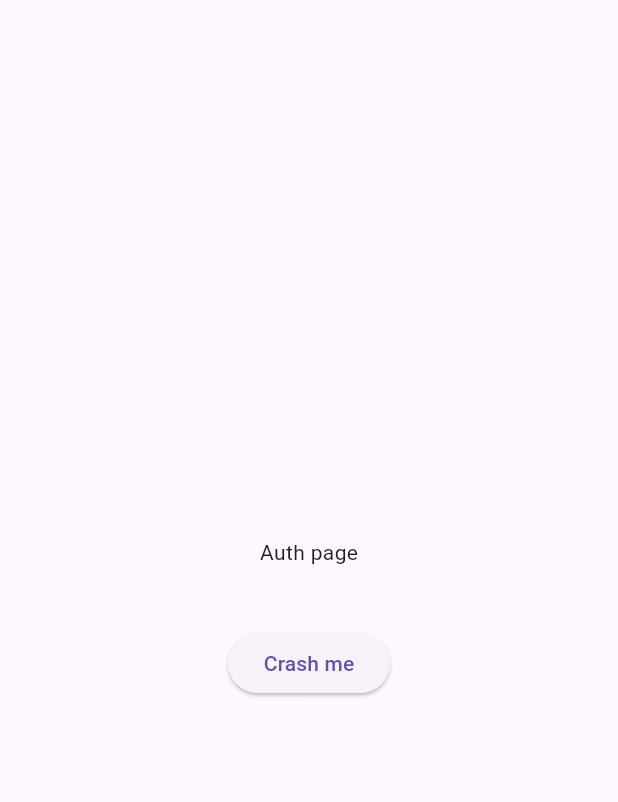
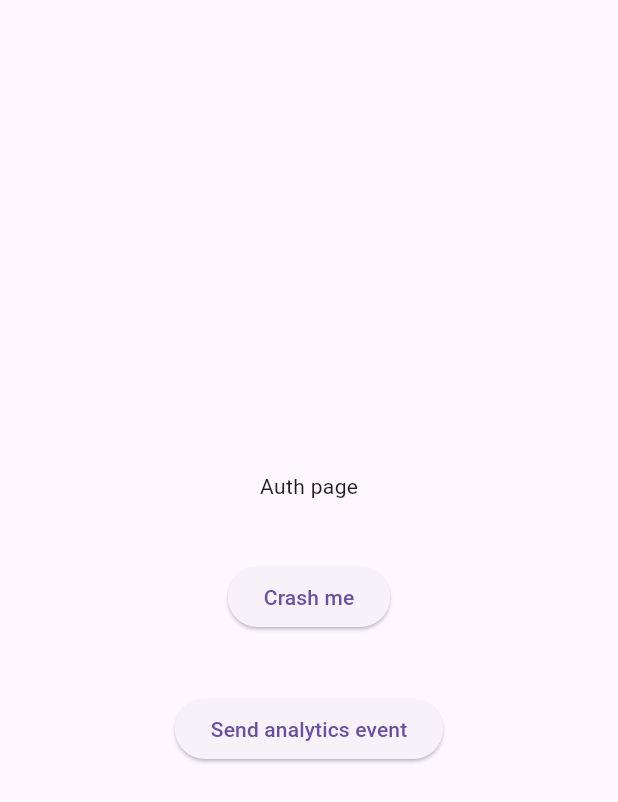
Before and after one commit to sorokinDev/firebase_flutter_lectures_demo, a Flutter app: the screen it shows after launch, on a phone screen of 412 x 824 dp. Shown: the top 802 px of the screen. Run offline on Flutter 3.47's test engine with Material 2 defaults, Android fonts, the light colour scheme and no system bars; our stand-ins replace firebase_analytics, firebase_core, firebase_crashlytics, get_it, logger; accounts and stored records are empty; generated files the repository leaves out were written again.

Commit message:
Integrate analytics

```diff
--- a/lib/app/di.dart
+++ b/lib/app/di.dart
@@ -1,3 +1,4 @@
+import 'package:firebase_analytics/firebase_analytics.dart';
 import 'package:firebase_core/firebase_core.dart';
 import 'package:firebase_crashlytics/firebase_crashlytics.dart';
 import 'package:flutter/foundation.dart';
@@ -45,4 +46,6 @@ abstract class Locator {
   }
 
   static Future<void> dispose() async {}
+
+  static FirebaseAnalytics get analytics => FirebaseAnalytics.instance;
 }
--- a/lib/presentation/auth_page.dart
+++ b/lib/presentation/auth_page.dart
@@ -1,3 +1,4 @@
+import 'package:firebase_lectures/app/di.dart';
 import 'package:flutter/material.dart';
 
 class AuthPage extends StatelessWidget {
@@ -18,6 +19,18 @@ class AuthPage extends StatelessWidget {
               },
               child: const Text('Crash me'),
             ),
+            const SizedBox(height: 40),
+            ElevatedButton(
+              onPressed: () {
+                Locator.analytics.logEvent(
+                  name: 'test_event',
+                  parameters: {
+                    'foo': 'bar',
+                  },
+                );
+              },
+              child: const Text('Send analytics event'),
+            ),
           ],
         ),
       ),
--- a/pubspec.yaml
+++ b/pubspec.yaml
@@ -16,6 +16,7 @@ dependencies:
   firebase_core: ^2.14.0
   logger: ^1.4.0
   firebase_crashlytics: ^3.3.3
+  firebase_analytics: ^10.4.3
 
 dev_dependencies:
   flutter_test:
```
Also changed, not shown: pubspec.lock, 3 other files.
